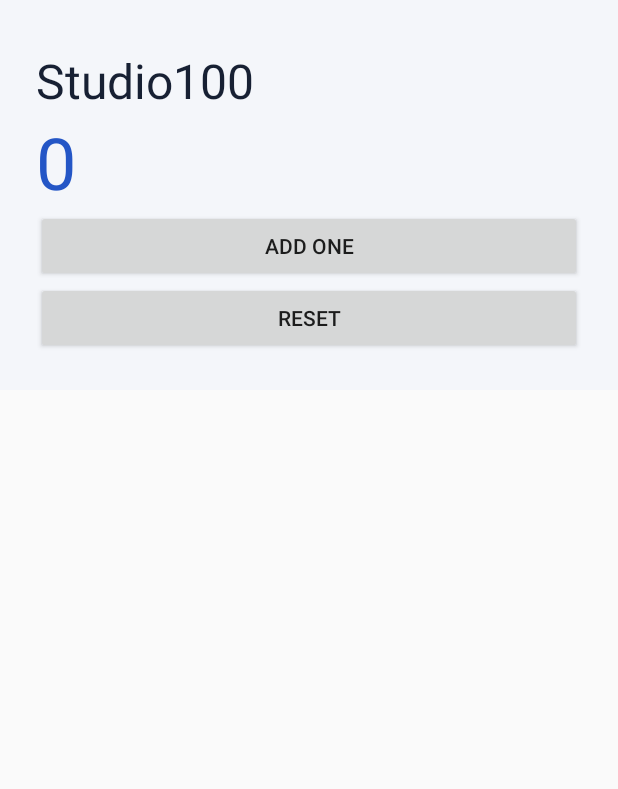
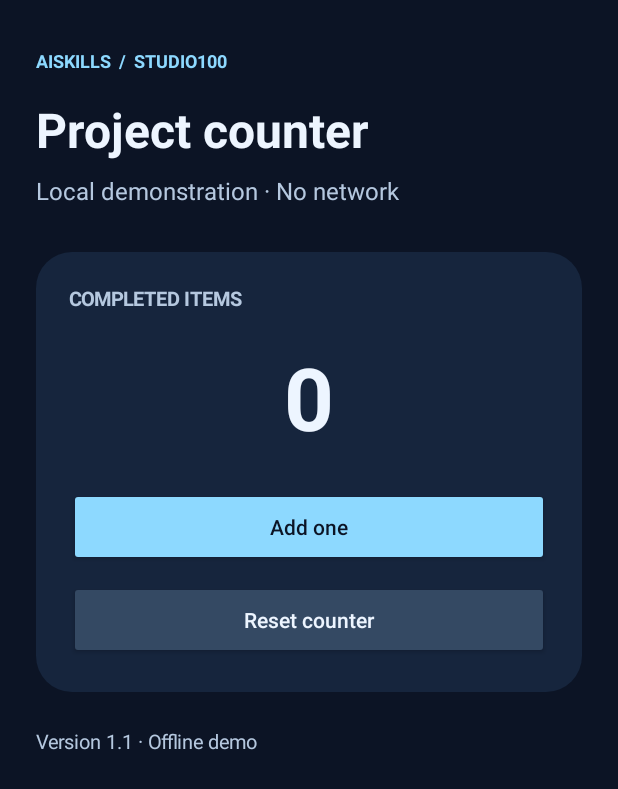
Before and after one commit to LChatDev/AiSkills, an Android app: the screen it shows after launch (MainActivity), on a phone screen of 412 x 824 dp. Shown: the top 789 px of the screen. Run offline under Robolectric (Android 15) with nearby library versions, the phone set to English and light mode, and no system bars.

Commit message:
Redesign Studio100 icons and Android demo; prepare Windows icon resources

```diff
--- a/Files/AgentStudio/examples/android/app/build.gradle
+++ b/Files/AgentStudio/examples/android/app/build.gradle
@@ -2,6 +2,6 @@ plugins { id 'com.android.application' }
 android {
  namespace 'dev.agentstudio.demo'
  compileSdk 35
- defaultConfig { applicationId 'dev.agentstudio.demo'; minSdk 23; targetSdk 35; versionCode 1; versionName '1.0' }
+ defaultConfig { applicationId 'dev.agentstudio.demo'; minSdk 23; targetSdk 35; versionCode 2; versionName '1.1.0' }
  compileOptions { sourceCompatibility JavaVersion.VERSION_17; targetCompatibility JavaVersion.VERSION_17 }
 }
--- a/Files/AgentStudio/examples/android/app/src/main/java/dev/agentstudio/demo/MainActivity.java
+++ b/Files/AgentStudio/examples/android/app/src/main/java/dev/agentstudio/demo/MainActivity.java
@@ -1,23 +1,52 @@
 package dev.agentstudio.demo;
+
 import android.app.Activity;
 import android.os.Bundle;
 import android.graphics.Color;
+import android.graphics.Typeface;
+import android.graphics.drawable.GradientDrawable;
 import android.view.Gravity;
-import android.widget.*;
+import android.view.View;
+import android.widget.Button;
+import android.widget.LinearLayout;
+import android.widget.ScrollView;
+import android.widget.TextView;
+
 public class MainActivity extends Activity {
- private int dp(int v){return Math.round(v*getResources().getDisplayMetrics().density);}
- private int count=0;
- @Override public void onCreate(Bundle state){
-  super.onCreate(state); if(state!=null) count=state.getInt("count");
-  ScrollView scroll=new ScrollView(this);
-  LinearLayout layout=new LinearLayout(this);
-  layout.setOrientation(LinearLayout.VERTICAL); layout.setPadding(dp(24),dp(32),dp(24),dp(24)); layout.setGravity(Gravity.CENTER_HORIZONTAL); layout.setBackgroundColor(Color.rgb(244,246,250));
-  layout.setOnApplyWindowInsetsListener((v,insets)->{v.setPadding(dp(24)+insets.getSystemWindowInsetLeft(),dp(32)+insets.getSystemWindowInsetTop(),dp(24)+insets.getSystemWindowInsetRight(),dp(24)+insets.getSystemWindowInsetBottom());return insets;});
-  TextView title=new TextView(this); title.setText("Studio100"); title.setTextSize(32); title.setTextColor(Color.rgb(23,32,51)); layout.addView(title);
-  TextView result=new TextView(this); result.setTextSize(48); result.setTextColor(Color.rgb(36,86,198)); result.setText(String.valueOf(count)); layout.addView(result);
-  Button increment=new Button(this); increment.setText("Add one"); increment.setOnClickListener(v->{if(count<Integer.MAX_VALUE)count++;result.setText(String.valueOf(count));}); layout.addView(increment);
-  Button reset=new Button(this); reset.setText("Reset"); reset.setOnClickListener(v->{count=0;result.setText("0");}); layout.addView(reset);
-  scroll.addView(layout); setContentView(scroll);
- }
- @Override protected void onSaveInstanceState(Bundle out){out.putInt("count",count);super.onSaveInstanceState(out);}
+    private static final int BG=0xff0c1425, PANEL=0xff16253d, INK=0xffedf5ff, MUTED=0xffb5c8df, ACCENT=0xff8dd9ff;
+    private int count;
+    private int dp(int n){return Math.round(n*getResources().getDisplayMetrics().density);}
+    private GradientDrawable bg(int color,int radius){
+        GradientDrawable d=new GradientDrawable();d.setColor(color);d.setCornerRadius(dp(radius));return d;
+    }
+    private TextView label(String text,int size,int color,boolean bold){
+        TextView t=new TextView(this);t.setText(text);t.setTextSize(size);t.setTextColor(color);
+        if(bold)t.setTypeface(Typeface.DEFAULT,Typeface.BOLD);return t;
+    }
+    private void add(LinearLayout parent,View v,int top){
+        LinearLayout.LayoutParams p=new LinearLayout.LayoutParams(-1,-2);p.topMargin=dp(top);parent.addView(v,p);
+    }
+    @Override public void onCreate(Bundle state){
+        super.onCreate(state);if(state!=null)count=state.getInt("count");
+        getWindow().setStatusBarColor(BG);getWindow().setNavigationBarColor(BG);
+        getWindow().getDecorView().setSystemUiVisibility(0);
+        ScrollView scroll=new ScrollView(this);scroll.setFillViewport(true);scroll.setBackgroundColor(BG);
+        LinearLayout page=new LinearLayout(this);page.setOrientation(LinearLayout.VERTICAL);page.setPadding(dp(24),dp(32),dp(24),dp(24));
+        page.setOnApplyWindowInsetsListener((v,insets)->{
+            v.setPadding(dp(24)+insets.getSystemWindowInsetLeft(),dp(32)+insets.getSystemWindowInsetTop(),dp(24)+insets.getSystemWindowInsetRight(),dp(24)+insets.getSystemWindowInsetBottom());return insets;
+        });
+        add(page,label("AISKILLS  /  STUDIO100",12,ACCENT,true),0);
+        add(page,label("Project counter",32,INK,true),16);
+        add(page,label("Local demonstration · No network",16,MUTED,false),8);
+        LinearLayout card=new LinearLayout(this);card.setOrientation(LinearLayout.VERTICAL);card.setPadding(dp(22),dp(22),dp(22),dp(22));card.setBackground(bg(PANEL,24));add(page,card,30);
+        add(card,label("COMPLETED ITEMS",13,MUTED,true),0);
+        TextView result=label(String.valueOf(count),58,INK,true);result.setGravity(Gravity.CENTER);result.setAccessibilityLiveRegion(View.ACCESSIBILITY_LIVE_REGION_POLITE);add(card,result,18);
+        Button increment=new Button(this);increment.setText("Add one");increment.setAllCaps(false);increment.setTextColor(BG);increment.setMinHeight(dp(52));increment.setBackgroundTintList(android.content.res.ColorStateList.valueOf(ACCENT));add(card,increment,22);
+        increment.setOnClickListener(v->{if(count<Integer.MAX_VALUE)count++;result.setText(String.valueOf(count));});
+        Button reset=new Button(this);reset.setText("Reset counter");reset.setAllCaps(false);reset.setTextColor(INK);reset.setMinHeight(dp(52));reset.setBackgroundTintList(android.content.res.ColorStateList.valueOf(0xff344963));add(card,reset,10);
+        reset.setOnClickListener(v->{count=0;result.setText("0");});
+        add(page,label("Version 1.1 · Offline demo",13,MUTED,false),24);
+        scroll.addView(page);setContentView(scroll);
+    }
+    @Override protected void onSaveInstanceState(Bundle out){out.putInt("count",count);super.onSaveInstanceState(out);}
 }
--- /dev/null
+++ b/Files/AgentStudio/examples/android/app/src/main/res/drawable/ic_launcher_foreground.xml
@@ -0,0 +1 @@
+<vector xmlns:android="http://schemas.android.com/apk/res/android" android:width="108dp" android:height="108dp" android:viewportWidth="512" android:viewportHeight="512"><group android:scaleX="0.70" android:scaleY="0.70" android:pivotX="256" android:pivotY="256"><path android:fillColor="#70BFFF" android:pathData="M256,88L420,382H339L256,225L173,382H92Z"/><path android:fillColor="#8DD9FF" android:pathData="M256,88V225L173,382H92Z"/><path android:fillColor="#D8F6FF" android:pathData="M256,290L300,369H212Z"/><path android:fillColor="#84E7C7" android:pathData="M397,128A13,13 0,1 1,371 128A13,13 0,1 1,397 128Z"/></group></vector>
--- /dev/null
+++ b/Files/AgentStudio/examples/android/app/src/main/res/mipmap-anydpi-v26/ic_launcher.xml
@@ -0,0 +1 @@
+<adaptive-icon xmlns:android="http://schemas.android.com/apk/res/android"><background android:drawable="@color/icon_background"/><foreground android:drawable="@drawable/ic_launcher_foreground"/></adaptive-icon>
--- /dev/null
+++ b/Files/AgentStudio/examples/android/app/src/main/res/values/colors.xml
@@ -0,0 +1 @@
+<resources><color name="icon_background">#111F35</color></resources>
```
Also changed, not shown: Files/AgentStudio/examples/android/app/src/main/AndroidManifest.xml (+7 -1 lines), Files/AgentStudio/examples/android/app/src/main/res/mipmap-anydpi/ic_launcher.xml (added, +7 -0 lines), 6 other files.
